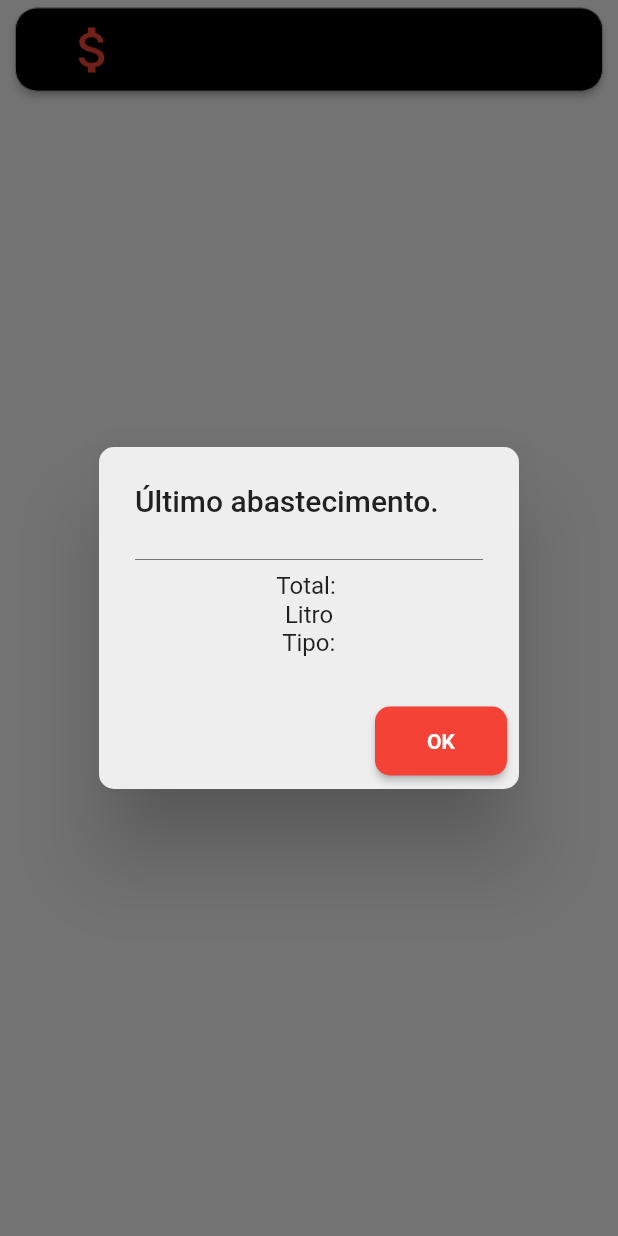
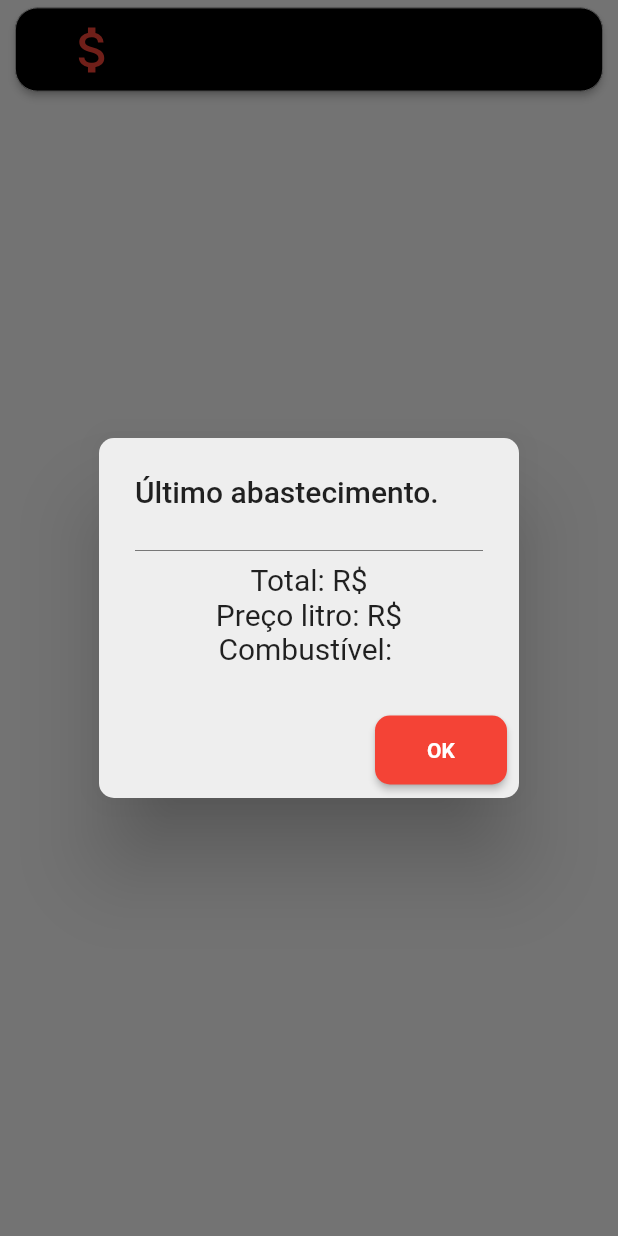
Before and after one commit to HenriqueAmorim20/APP_Agile_Gas, a Flutter app: the CarTileGastos widget shown alone on an empty page, opened directly with empty values, after a tap on the "attach money" icon, on a phone screen of 412 x 824 dp. Run offline on Flutter 3.47's test engine with Material 2 defaults, Android fonts, the phone set to English and light mode, and no system bars; our stand-ins replace cloud_firestore, firebase_auth, firebase_core, flutter_spinkit, geolocator, google_maps_flutter; missing offline and left inert: geoflutterfire; accounts and stored records are empty.

Commit message:
mudança fonte

```diff
--- a/lib/screens/home/car_tile_gastos.dart
+++ b/lib/screens/home/car_tile_gastos.dart
@@ -104,9 +104,9 @@ class CarTileGastos extends StatelessWidget {
                                     Divider(color: Colors.black.withOpacity(0.5)),
                                     Column(
                                         children: [
-                                          Text("Total: $precoTotal"),
-                                          Text(" Litro $precoLitro"),
-                                          Text(" Tipo: $tipo"),
+                                          Text("Total: R\$$precoTotal", style: TextStyle(fontSize: 20)),
+                                          Text("Preço litro: R\$$precoLitro", style: TextStyle(fontSize: 20)),
+                                          Text("Combustível: $tipo", style: TextStyle(fontSize: 20)),
                                         ],
                                     ),],
                                 ),
--- a/lib/screens/map/map.page.dart
+++ b/lib/screens/map/map.page.dart
@@ -218,7 +218,6 @@ class _MapPageState extends State<MapPage> {
                                                                     String ano = time.year.toString();
                                                                     dataCad = dia+'/'+mes+'/'+ano;
                                                                     if(prDie!=null&&prEtan!=null&&prGasol!=null&&dataCad!=null){
-
                                                                     }
                                                                     Navigator.pop(context);
                                                                     Navigator.pop(context);
```
